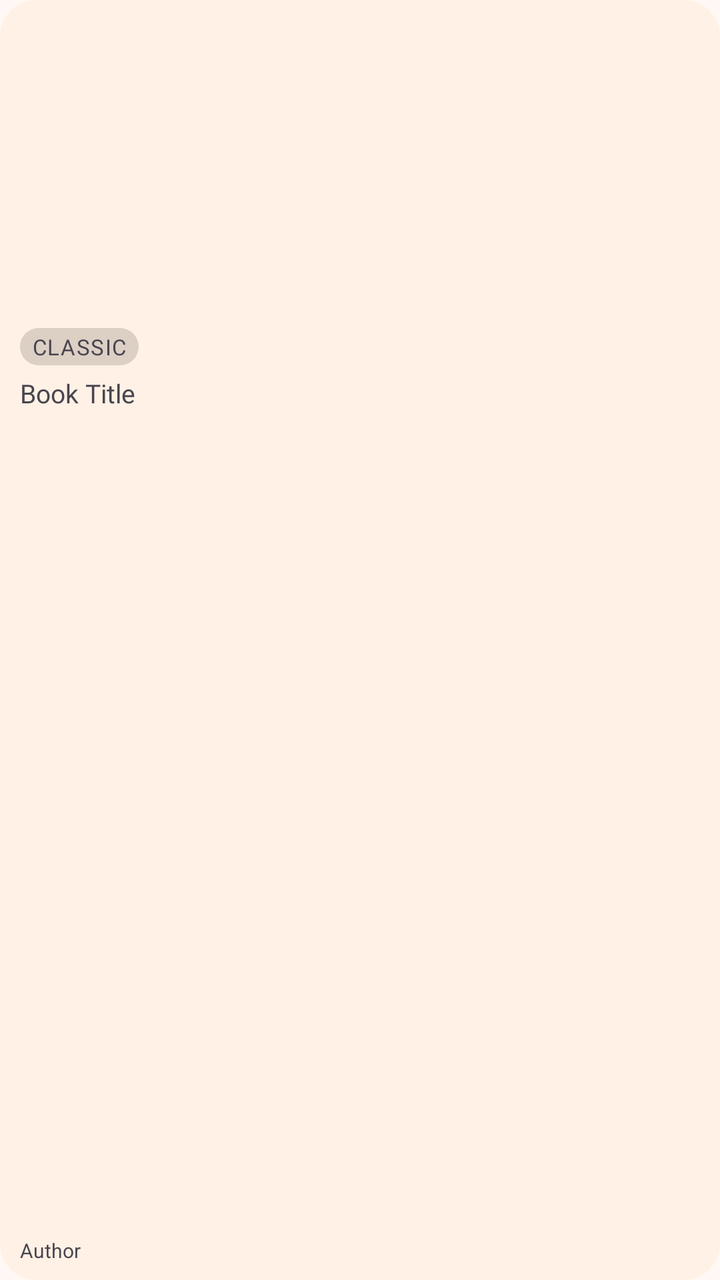
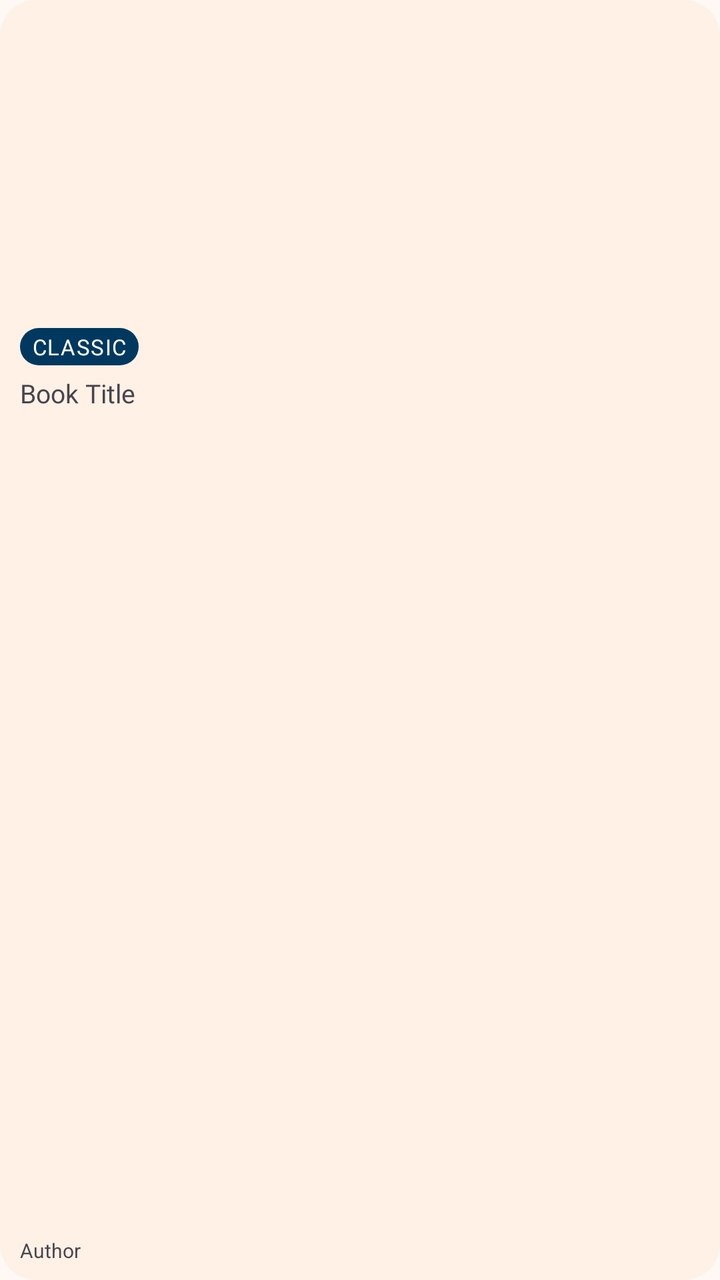

Compare the two renders of this Android layout. The source of the first and the diff that turns it into the second are given below.
<!-- AndroidManifest.xml: application theme Theme.DClassicsBooks -->
<!-- res/layout/item_featured_book.xml -->
<?xml version="1.0" encoding="utf-8"?>
<com.google.android.material.card.MaterialCardView xmlns:android="http://schemas.android.com/apk/res/android"
    xmlns:app="http://schemas.android.com/apk/res-auto"
    android:layout_width="148dp"
    android:layout_height="232dp"
    android:layout_marginEnd="14dp"
    app:cardCornerRadius="18dp"
    app:cardElevation="0dp">

    <LinearLayout
        android:layout_width="match_parent"
        android:layout_height="match_parent"
        android:orientation="vertical">

        
        <ImageView
            android:id="@+id/iv_cover"
            android:layout_width="match_parent"
            android:layout_height="154dp"
            android:scaleType="centerCrop"
            android:contentDescription="Book cover"/>

        
        <LinearLayout
            android:layout_width="match_parent"
            android:layout_height="0dp"
            android:layout_weight="1"
            android:orientation="vertical"
            android:paddingHorizontal="10dp"
            android:paddingTop="10dp"
            android:paddingBottom="8dp">

            <TextView
                android:id="@+id/tv_genre"
                android:layout_width="wrap_content"
                android:layout_height="wrap_content"
                android:text="Classic"
                android:background="@drawable/bg_badge_genre"
                android:textAppearance="?attr/textAppearanceLabelSmall"
                android:textAllCaps="true"
                android:paddingHorizontal="6dp"
                android:paddingVertical="2dp"/>

            <TextView
                android:id="@+id/tv_title"
                android:layout_width="match_parent"
                android:layout_height="0dp"
                android:layout_weight="1"
                android:text="Book Title"
                android:textSize="13sp"
                android:fontFamily="@font/aleo_semibold"
                android:maxLines="2"
                android:ellipsize="end"
                android:layout_marginTop="5dp"/>

            <TextView
                android:id="@+id/tv_author"
                android:layout_width="match_parent"
                android:layout_height="wrap_content"
                android:text="Author"
                android:textSize="10sp"
                android:maxLines="1"
                android:ellipsize="end"/>

        </LinearLayout>
    </LinearLayout>
</com.google.android.material.card.MaterialCardView>
<!-- resources referenced by this layout -->
<resources>
  <!-- drawable bg_badge_genre (drawable) -->
  <?xml version="1.0" encoding="utf-8"?>
  <shape xmlns:android="http://schemas.android.com/apk/res/android"
      android:shape="rectangle">
      <solid android:color="?attr/colorSurfaceContainerHigh" />
      <corners android:radius="1000dp" />
  </shape>
  <style name="Theme.DClassicsBooks.Base" parent="Theme.Material3.Light.NoActionBar">
          <item name="colorPrimary">@color/primary</item>
          <item name="colorOnPrimary">@color/white</item>
          <item name="colorPrimaryContainer">@color/primary_container</item>
          <item name="colorOnPrimaryContainer">@color/white</item>
          <item name="colorSecondary">@color/secondary</item>
          <item name="colorOnSecondary">@color/white</item>
          <item name="colorSecondaryContainer">@color/secondary_container</item>
          <item name="colorOnSecondaryContainer">@color/white</item>
          <item name="colorError">@color/error</item>
          <item name="colorOnError">@color/white</item>
          <item name="colorErrorContainer">@color/error_container</item>
          <item name="colorOnErrorContainer">@color/white</item>
          <item name="colorSurface">@color/surface</item>
          <item name="colorSurfaceContainerLowest">@color/surface_container_low</item>
          <item name="colorSurfaceContainerLow">@color/surface_container_low</item>
          <item name="colorSurfaceContainer">@color/surface_container</item>
          <item name="colorSurfaceContainerHigh">@color/surface_container_high</item>
          <item name="colorSurfaceContainerHighest">@color/surface_container_high</item>
          <item name="colorOutline">@color/outline</item>
          <item name="colorOutlineVariant">@color/outline_variant</item>
          <item name="colorOnSurface">@color/on_surface</item>
          <item name="colorOnSurfaceVariant">@color/on_surface_variant</item>
          <item name="android:colorBackground">@color/surface</item>
  
          <item name="textAppearanceDisplayLarge">@style/Typography.DisplayLarge</item>
          <item name="textAppearanceDisplayMedium">@style/Typography.DisplayMedium</item>
          <item name="textAppearanceDisplaySmall">@style/Typography.DisplaySmall</item>
          <item name="textAppearanceHeadlineLarge">@style/Typography.HeadlineLarge</item>
          <item name="textAppearanceHeadlineMedium">@style/Typography.HeadlineMedium</item>
          <item name="textAppearanceHeadlineSmall">@style/Typography.HeadlineSmall</item>
          <item name="textAppearanceTitleLarge">@style/Typography.TitleLarge</item>
          <item name="textAppearanceTitleMedium">@style/Typography.TitleMedium</item>
          <item name="textAppearanceTitleSmall">@style/Typography.TitleSmall</item>
          <item name="textAppearanceBodyLarge">@style/Typography.BodyLarge</item>
          <item name="textAppearanceBodyMedium">@style/Typography.BodyMedium</item>
          <item name="textAppearanceBodySmall">@style/Typography.BodySmall</item>
          <item name="textAppearanceLabelLarge">@style/Typography.LabelLarge</item>
          <item name="textAppearanceLabelMedium">@style/Typography.LabelMedium</item>
          <item name="textAppearanceLabelSmall">@style/Typography.LabelSmall</item>
  
          <item name="materialCardViewStyle">@style/Widget.DClassicsBooks.CardView</item>
      </style>
  <color name="primary">#4E3000</color>
  <color name="white">#FFFFFF</color>
  <color name="secondary">#45331C</color>
  <color name="error">#740006</color>
  <color name="surface">#FFF8F4</color>
  <color name="outline">#5C5144</color>
  <color name="outline_variant">#776B5E</color>
  <color name="on_surface">#161009</color>
  <!-- unchanged entries left out for length: 24 -->
</resources>

<!-- the commit's change to res/layout/item_featured_book.xml (unified diff, before → after) -->
@@ -38,6 +38,7 @@
                 android:background="@drawable/bg_badge_genre"
                 android:textAppearance="?attr/textAppearanceLabelSmall"
                 android:textAllCaps="true"
+                android:textColor="@color/white"
                 android:paddingHorizontal="6dp"
                 android:paddingVertical="2dp"/>
 
<!-- resource entries referenced after the edit -->
@@ -4,9 +4,10 @@
   <?xml version="1.0" encoding="utf-8"?>
   <shape xmlns:android="http://schemas.android.com/apk/res/android"
       android:shape="rectangle">
-      <solid android:color="?attr/colorSurfaceContainerHigh" />
+      <solid android:color="@color/accent" />
       <corners android:radius="1000dp" />
   </shape>
+  <color name="accent">#00385F</color>
   <style name="Theme.DClassicsBooks.Base" parent="Theme.Material3.Light.NoActionBar">
           <item name="colorPrimary">@color/primary</item>
           <item name="colorOnPrimary">@color/white</item>
@@ -16,6 +17,10 @@
           <item name="colorOnSecondary">@color/white</item>
           <item name="colorSecondaryContainer">@color/secondary_container</item>
           <item name="colorOnSecondaryContainer">@color/white</item>
+          <item name="colorTertiary">@color/accent</item>
+          <item name="colorOnTertiary">@color/white</item>
+          <item name="colorTertiaryContainer">@color/accent_container</item>
+          <item name="colorOnTertiaryContainer">@color/white</item>
           <item name="colorError">@color/error</item>
           <item name="colorOnError">@color/white</item>
           <item name="colorErrorContainer">@color/error_container</item>
@@ -53,6 +58,7 @@
   <color name="primary">#4E3000</color>
   <color name="white">#FFFFFF</color>
   <color name="secondary">#45331C</color>
+  <color name="accent_container">#43709D</color>
   <color name="error">#740006</color>
   <color name="surface">#FFF8F4</color>
   <color name="outline">#5C5144</color>
